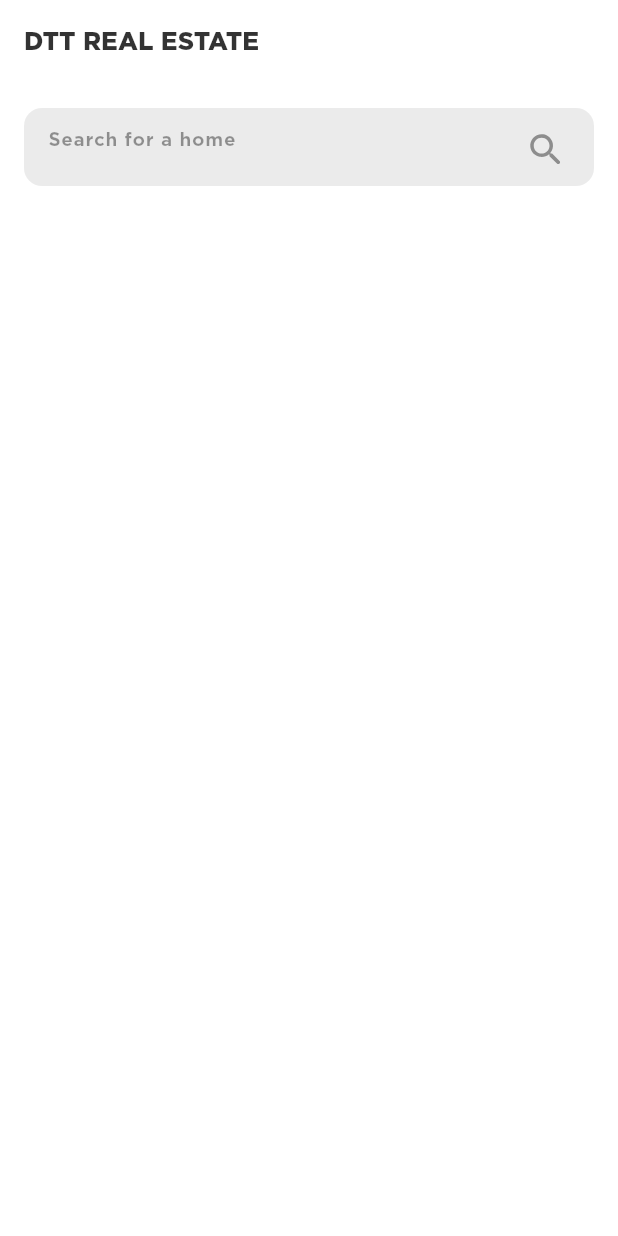
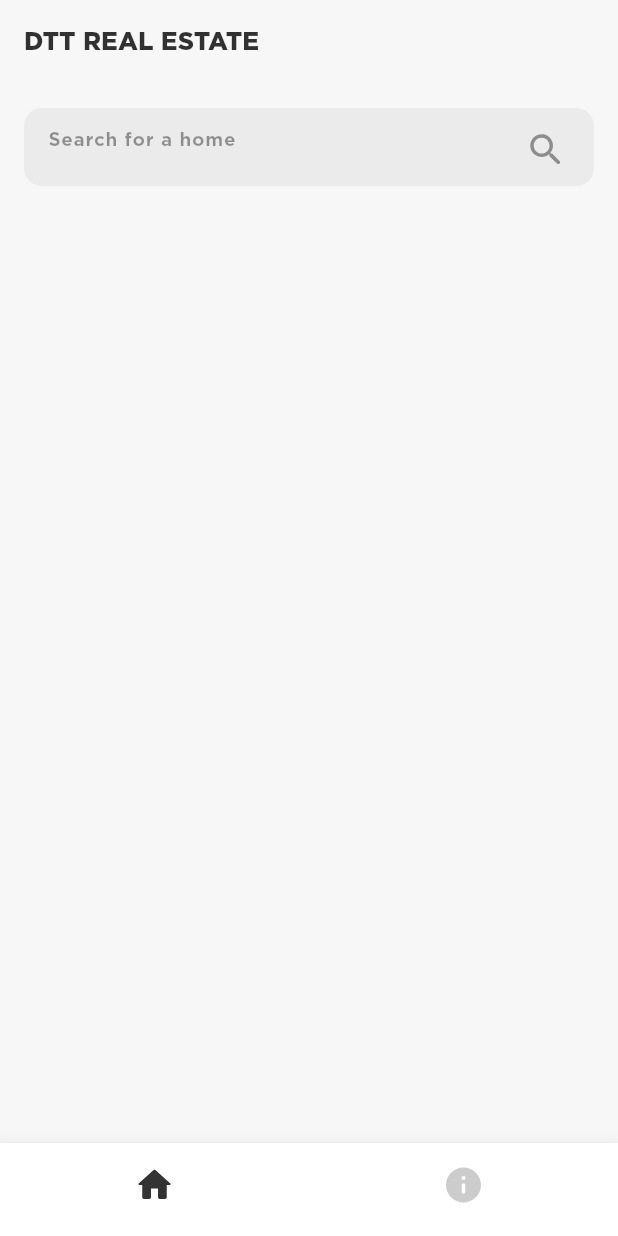
Before and after one commit to perzival9/dtt_real_estate, a Flutter app: the screen it shows after launch, on a phone screen of 412 x 824 dp. Run offline on Flutter 3.47's test engine with Material 3 defaults, Android fonts, the phone set to English and light mode, and no system bars; our stand-ins replace flutter_svg.

Commit message:
feat: add custom bottom navigation bar to ui

```diff
--- a/lib/main.dart
+++ b/lib/main.dart
@@ -1,3 +1,4 @@
+import 'package:dtt_real_estate/screens/about_screen.dart';
 import 'package:dtt_real_estate/screens/overview_screen.dart';
 import 'package:flutter/material.dart';
 import 'screens/splash_screen.dart';
@@ -18,7 +19,8 @@ class MyApp extends StatelessWidget {
       initialRoute: '/splash',
       routes: {
         '/splash': (context) => const SplashScreen(),
-        '/overview': (context) => const OverviewScreen()
+        '/overview': (context) => const OverviewScreen(),
+        '/about': (context) => const AboutScreen(),
       },
     );
   }
--- /dev/null
+++ b/lib/screens/about_screen.dart
@@ -0,0 +1,22 @@
+import 'package:dtt_real_estate/widgets/bottom_navigation_bar.dart';
+import 'package:flutter/material.dart';
+
+class AboutScreen extends StatelessWidget {
+  const AboutScreen({super.key});
+
+  @override
+  Widget build(BuildContext context) {
+    return Scaffold(
+      body: const Center(
+        child: Text('About'),
+      ),
+      bottomNavigationBar: CustomBottomNavigationBar(
+          currentIndex: 1,
+          onTap: (int index) {
+            if (index == 0) {
+              Navigator.pushReplacementNamed(context, '/overview');
+            }
+          }),
+    );
+  }
+}
--- a/lib/screens/overview_screen.dart
+++ b/lib/screens/overview_screen.dart
@@ -1,4 +1,6 @@
+import 'package:dtt_real_estate/theme/theme.dart';
 import 'package:dtt_real_estate/widgets/app_bar.dart';
+import 'package:dtt_real_estate/widgets/bottom_navigation_bar.dart';
 import 'package:dtt_real_estate/widgets/search_bar.dart';
 import 'package:flutter/material.dart';
 
@@ -12,13 +14,23 @@ class OverviewScreen extends StatefulWidget {
 class _OverviewScreenState extends State<OverviewScreen> {
   @override
   Widget build(BuildContext context) {
-    return const Scaffold(
-        appBar: CustomAppBar(title: 'DTT REAL ESTATE'),
-        body: Column(
-          mainAxisAlignment: MainAxisAlignment.start,
-          children: [
-            CustomSearchBar(),
-          ],
-        ));
+    return Scaffold(
+      backgroundColor: AppColors.lightGray,
+      appBar: const CustomAppBar(title: 'DTT REAL ESTATE'),
+      body: const Column(
+        mainAxisAlignment: MainAxisAlignment.start,
+        children: [
+          CustomSearchBar(),
+        ],
+      ),
+      bottomNavigationBar: CustomBottomNavigationBar(
+        currentIndex: 0,
+        onTap: (int index) {
+          if (index == 1) {
+            Navigator.pushReplacementNamed(context, '/about');
+          }
+        },
+      ),
+    );
   }
 }
--- a/lib/widgets/app_bar.dart
+++ b/lib/widgets/app_bar.dart
@@ -1,3 +1,4 @@
+import 'package:dtt_real_estate/theme/theme.dart';
 import 'package:flutter/material.dart';
 
 class CustomAppBar extends StatelessWidget implements PreferredSizeWidget {
@@ -10,6 +11,7 @@ class CustomAppBar extends StatelessWidget implements PreferredSizeWidget {
   @override
   Widget build(BuildContext context) {
     return AppBar(
+      backgroundColor: AppColors.lightGray,
       title: Align(
         alignment: Alignment.centerLeft,
         child: Text(
--- /dev/null
+++ b/lib/widgets/bottom_navigation_bar.dart
@@ -0,0 +1,51 @@
+import 'package:flutter/material.dart';
+import 'package:dtt_real_estate/theme/theme.dart';
+import 'package:flutter_svg/svg.dart';
+
+class CustomBottomNavigationBar extends StatelessWidget {
+  final int currentIndex;
+  final ValueChanged<int> onTap;
+
+  const CustomBottomNavigationBar({
+    super.key,
+    required this.currentIndex,
+    required this.onTap,
+  });
+
+  @override
+  Widget build(BuildContext context) {
+    return BottomNavigationBar(
+      currentIndex: currentIndex,
+      onTap: onTap,
+      backgroundColor: AppColors.white,
+      showSelectedLabels: false,
+      showUnselectedLabels: false,
+      items: [
+        BottomNavigationBarItem(
+          icon: SvgPicture.asset(
+            'assets/icons/ic_home.svg',
+            width: 28,
+            height: 28,
+            colorFilter: ColorFilter.mode(
+              currentIndex == 0 ? AppColors.strong : AppColors.light,
+              BlendMode.srcIn,
+            ),
+          ),
+          label: 'Overview',
+        ),
+        BottomNavigationBarItem(
+          icon: SvgPicture.asset(
+            'assets/icons/ic_info.svg',
+            width: 28,
+            height: 28,
+            colorFilter: ColorFilter.mode(
+              currentIndex == 1 ? AppColors.strong : AppColors.light,
+              BlendMode.srcIn,
+            ),
+          ),
+          label: 'About',
+        ),
+      ],
+    );
+  }
+}
```
